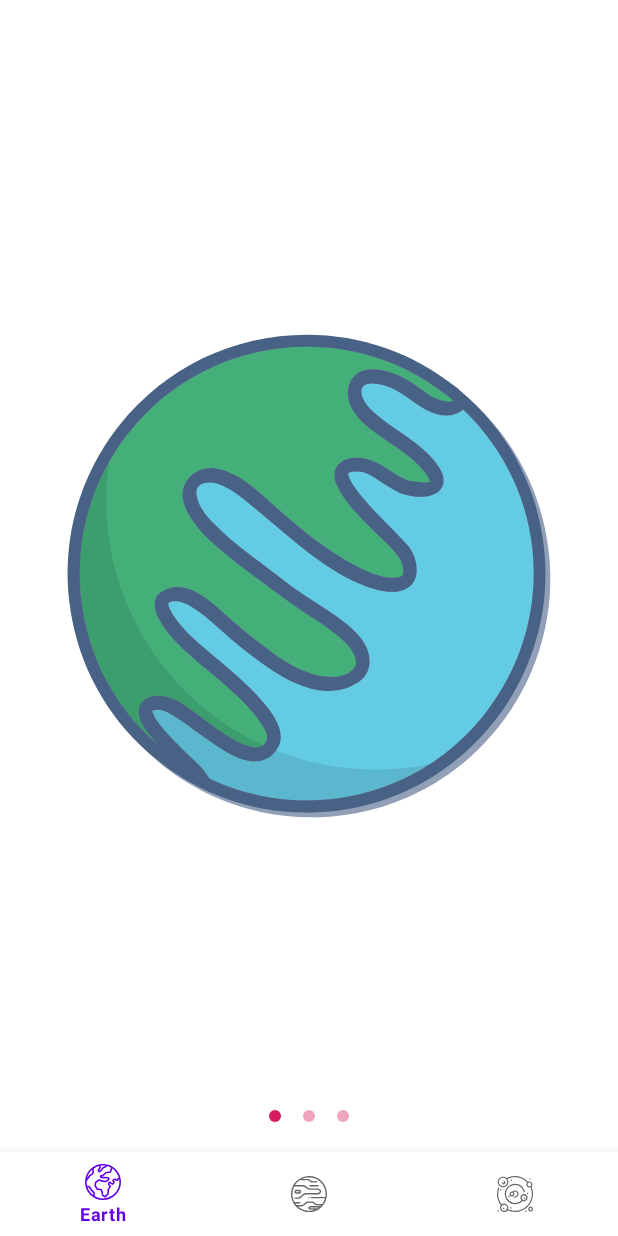
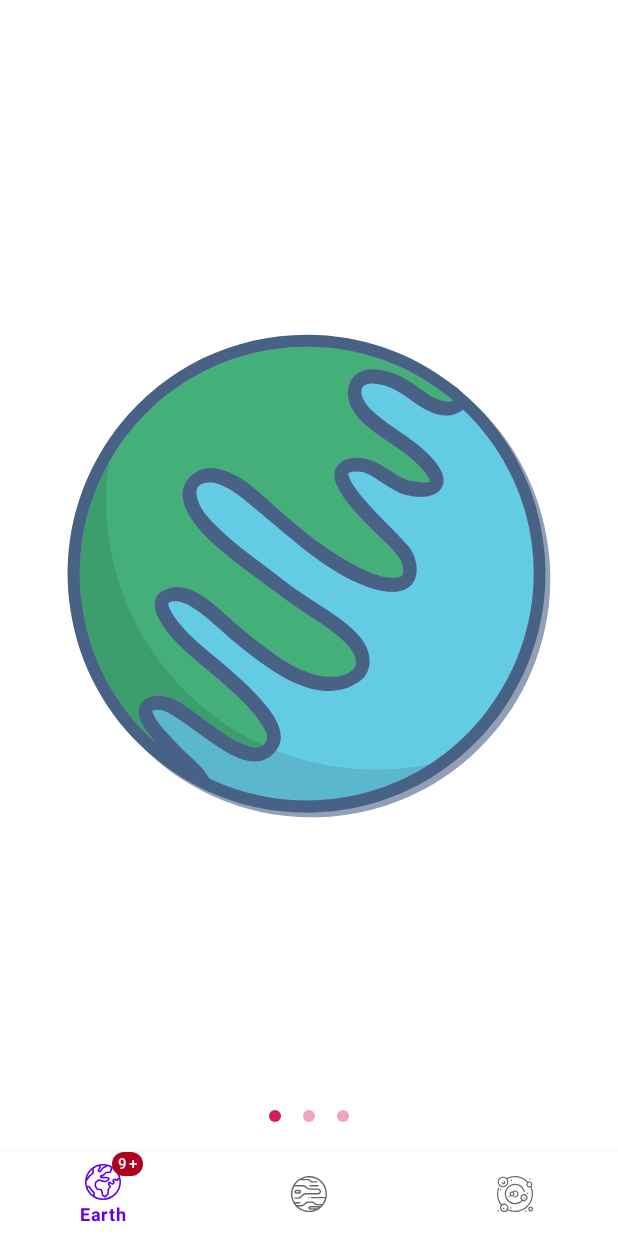
Before and after one commit to shumvlesu/OneSpaceFoto, an Android app: the ApiBottomActivity screen opened directly, with no data from a screen before it, on a phone screen of 412 x 824 dp. Run offline under Robolectric (Android 15) with nearby library versions, the phone set to English and light mode, and no system bars.

Commit message:
3е ДЗ готово.

```diff
--- a/app/src/main/java/com/shumikhin/onespaefoto/ui/apibottom/ApiBottomActivity.kt
+++ b/app/src/main/java/com/shumikhin/onespaefoto/ui/apibottom/ApiBottomActivity.kt
@@ -46,6 +46,10 @@ class ApiBottomActivity : AppCompatActivity() {
         }
 
         binding.bottomNavigationView.selectedItemId = R.id.bottom_view_earth
+        binding.bottomNavigationView.getOrCreateBadge(R.id.bottom_view_earth)
+        val badge = binding.bottomNavigationView.getBadge(R.id.bottom_view_earth)
+        badge?.maxCharacterCount = 2
+        badge?.number = 999
 
         //если пользователь повторно нажал на тот же элемент
         binding.bottomNavigationView.setOnNavigationItemReselectedListener { item ->
```
